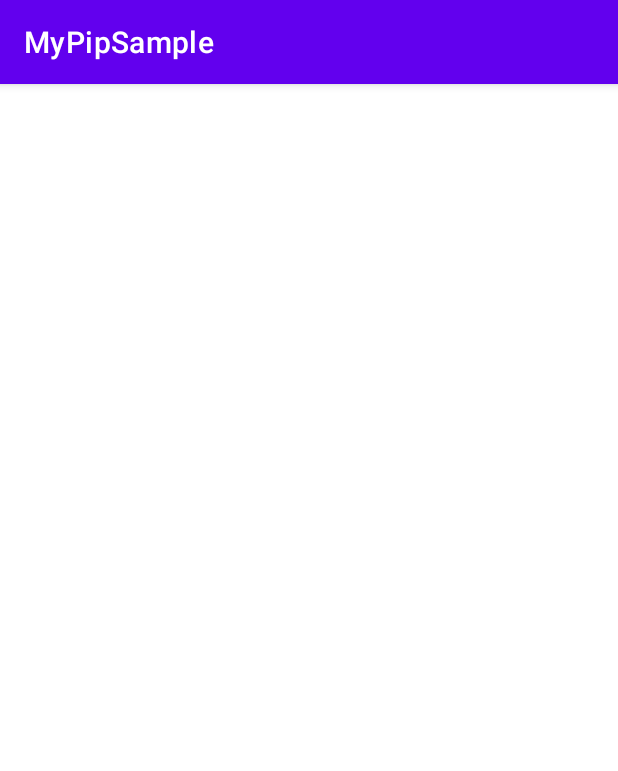
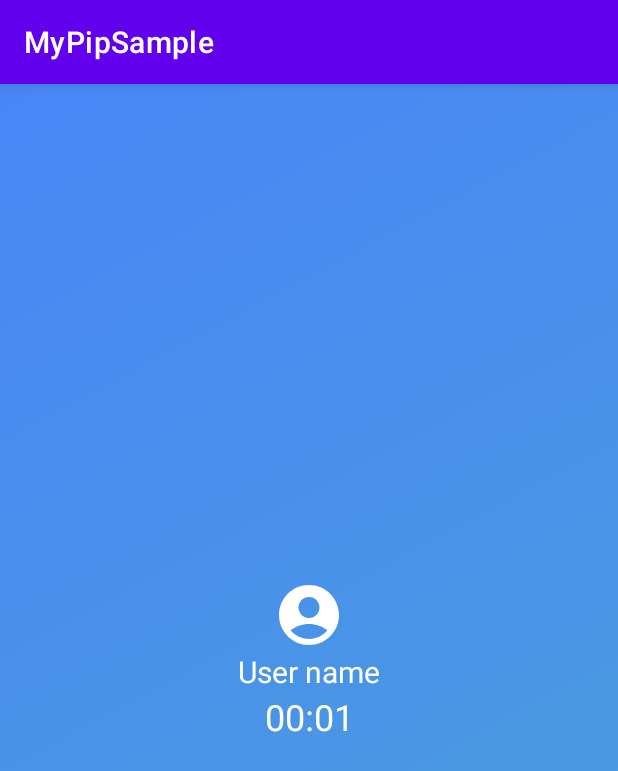
Before and after one commit to devonekey/MyPipSample, an Android app: the PipActivity screen opened directly, with no data from a screen before it, on a phone screen of 412 x 824 dp. Shown: the top 771 px of the screen. Run offline under Robolectric (Android 15) with nearby library versions, the phone set to English and light mode, and no system bars.

Commit message:
Activity 레이아웃에도 UI 재적용, 스톱워치 기능 추가

```diff
--- a/app/src/main/java/com/example/mypipsample/PipActivity.kt
+++ b/app/src/main/java/com/example/mypipsample/PipActivity.kt
@@ -39,13 +39,16 @@ class PipActivity : AppCompatActivity() {
         when (event.propertyName) {
             StopwatchManager.PROPERTY_TIMESTAMP -> {
                 if (isFinishing ||
-                    isDestroyed ||
-                    isInPictureInPictureMode != true) {
+                    isDestroyed) {
                     return@PropertyChangeListener
                 }
 
                 runOnUiThread {
-                    pipBinding.timerTextView.text = event.newValue.toString()
+                    if (isInPictureInPictureMode == true) {
+                        pipBinding.timerTextView.text = event.newValue.toString()
+                    } else {
+                        fullScreenBinding.timerTextView.text = event.newValue.toString()
+                    }
                 }
             }
         }
@@ -219,7 +222,7 @@ class PipActivity : AppCompatActivity() {
      * PIP 모드가 아닌 전체 화면을 설정하는 함수
      */
     private fun prepareFullScreen() {
-        with(fullScreenBinding.pipButton) {
+        with(fullScreenBinding.convertToPipModeImageView) {
             if (isEnablePictureInPictureMode()) {
                 isVisible = true
 
--- /dev/null
+++ b/app/src/main/res/drawable/ic_close_fullscreen.xml
@@ -0,0 +1,10 @@
+<vector xmlns:android="http://schemas.android.com/apk/res/android"
+    android:width="24dp"
+    android:height="24dp"
+    android:tint="#000000"
+    android:viewportWidth="24"
+    android:viewportHeight="24">
+    <path
+        android:fillColor="@android:color/white"
+        android:pathData="M22,3.41l-5.29,5.29L20,12h-8V4l3.29,3.29L20.59,2L22,3.41zM3.41,22l5.29,-5.29L12,20v-8H4l3.29,3.29L2,20.59L3.41,22z" />
+</vector>
--- a/app/src/main/res/layout/activity_pip.xml
+++ b/app/src/main/res/layout/activity_pip.xml
@@ -3,16 +3,61 @@
     xmlns:app="http://schemas.android.com/apk/res-auto"
     xmlns:tools="http://schemas.android.com/tools"
     android:layout_width="match_parent"
-    android:layout_height="match_parent">
+    android:layout_height="match_parent"
+    android:background="@drawable/shape_background"
+    android:padding="16dp">
 
-    <androidx.appcompat.widget.AppCompatButton
-        android:id="@+id/pip_button"
+    <androidx.appcompat.widget.AppCompatImageView
+        android:id="@+id/convert_to_pip_mode_image_view"
         android:layout_width="wrap_content"
         android:layout_height="wrap_content"
-        android:text="PIP Button"
         android:visibility="gone"
+        app:layout_constraintTop_toTopOf="parent"
+        app:layout_constraintEnd_toEndOf="parent"
+        app:srcCompat="@drawable/ic_close_fullscreen"
+        app:tint="@android:color/white"
+        tools:ignore="hardcodedText"
+        tools:visibility="visible" />
+
+    <androidx.appcompat.widget.AppCompatImageView
+        android:id="@+id/user_picture_image_view"
+        android:layout_width="48dp"
+        android:layout_height="48dp"
+        app:layout_constraintBottom_toTopOf="@+id/user_name_text_view"
+        app:layout_constraintEnd_toEndOf="parent"
         app:layout_constraintStart_toStartOf="parent"
         app:layout_constraintTop_toTopOf="parent"
-        tools:ignore="hardcodedText"
-        tools:visibility="visible" />
+        app:layout_constraintVertical_chainStyle="packed"
+        app:srcCompat="@drawable/ic_account_circle"
+        app:tint="@android:color/white" />
+
+    <androidx.appcompat.widget.AppCompatTextView
+        android:id="@+id/user_name_text_view"
+        android:layout_width="wrap_content"
+        android:layout_height="wrap_content"
+        android:ellipsize="end"
+        android:maxLines="1"
+        android:text="User name"
+        android:textColor="@android:color/white"
+        android:textSize="20sp"
+        app:layout_constraintBottom_toTopOf="@+id/timer_text_view"
+        app:layout_constraintEnd_toEndOf="parent"
+        app:layout_constraintStart_toStartOf="parent"
+        app:layout_constraintTop_toBottomOf="@+id/user_picture_image_view"
+        app:layout_constraintVertical_chainStyle="packed"
+        tools:ignore="SpUsage,hardcodedText" />
+
+    <androidx.appcompat.widget.AppCompatTextView
+        android:id="@+id/timer_text_view"
+        android:layout_width="wrap_content"
+        android:layout_height="wrap_content"
+        android:textColor="@android:color/white"
+        android:textSize="24sp"
+        app:layout_constraintBottom_toBottomOf="parent"
+        app:layout_constraintEnd_toEndOf="parent"
+        app:layout_constraintStart_toStartOf="parent"
+        app:layout_constraintTop_toBottomOf="@+id/user_name_text_view"
+        app:layout_constraintVertical_chainStyle="packed"
+        tools:ignore="SpUsage,hardcodedText"
+        tools:text="00:00" />
 </androidx.constraintlayout.widget.ConstraintLayout>
--- a/app/src/main/res/layout/layout_pip.xml
+++ b/app/src/main/res/layout/layout_pip.xml
@@ -4,7 +4,7 @@
     xmlns:tools="http://schemas.android.com/tools"
     android:layout_width="match_parent"
     android:layout_height="match_parent"
-    android:background="@drawable/shape_pip_background"
+    android:background="@drawable/shape_background"
     android:padding="8dp">
 
     <androidx.appcompat.widget.AppCompatImageView
@@ -25,7 +25,7 @@
         android:layout_marginStart="8dp"
         android:ellipsize="end"
         android:maxLines="1"
-        android:text="PIP Layout"
+        android:text="User name"
         android:textColor="@android:color/white"
         android:textSize="12dp"
         app:layout_constraintBottom_toBottomOf="@+id/user_picture_image_view"
```
Also changed, not shown: app/src/main/res/drawable/shape_background.xml (renamed from app/src/main/res/drawable/shape_pip_background.xml).
